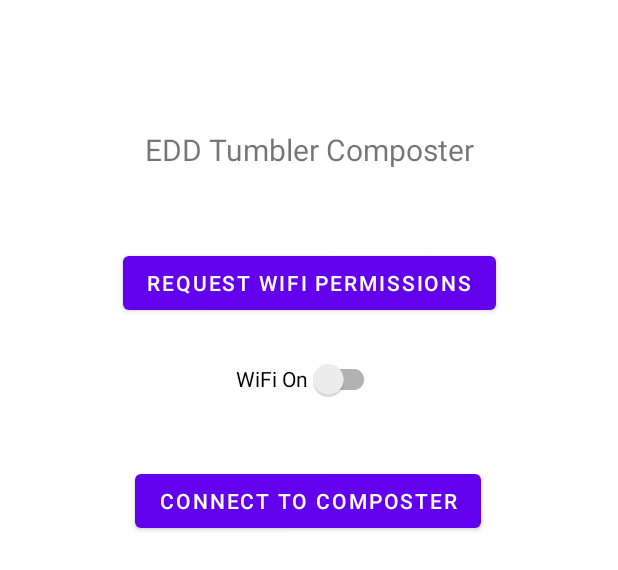
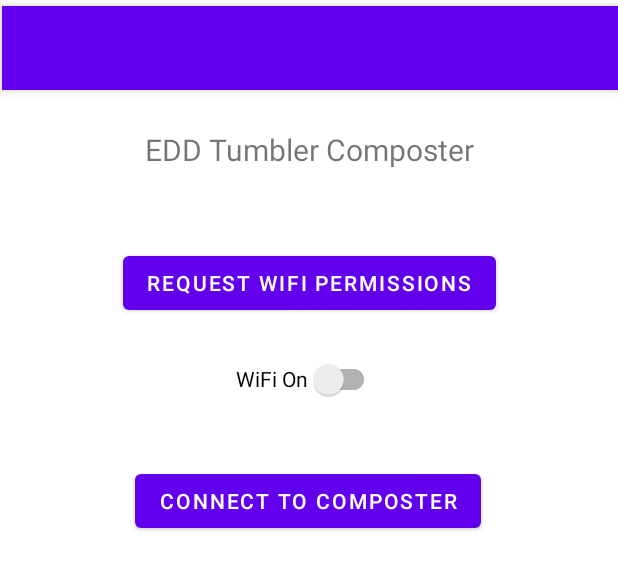
Before and after one commit to hransom528/EDDTumblerComposter, an Android app: the layout activity_main.xml on its own in the app's theme, with its tools: preview values and no code run, on a phone screen of 412 x 824 dp. Shown: the top 570 px of the screen. Run offline under Robolectric (Android 15) with nearby library versions, the phone set to English and light mode, and no system bars; network calls fail.

Commit message:
Updated WiFi/TCP connection code and added toolbar

```diff
--- a/AndroidApp/app/build.gradle
+++ b/AndroidApp/app/build.gradle
@@ -40,6 +40,7 @@ dependencies {
     implementation 'androidx.constraintlayout:constraintlayout:2.1.3'
     implementation("org.jetbrains.kotlin:kotlin-reflect:1.6.20")
     implementation("org.jetbrains.kotlinx:kotlinx-coroutines-android:1.3.9")
+    implementation('androidx.legacy:legacy-support-core-utils:1.0.0')
     testImplementation 'junit:junit:4.13.2'
     androidTestImplementation 'androidx.test.ext:junit:1.1.3'
     androidTestImplementation 'androidx.test.espresso:espresso-core:3.4.0'
--- a/AndroidApp/app/src/main/res/layout/activity_main.xml
+++ b/AndroidApp/app/src/main/res/layout/activity_main.xml
@@ -54,4 +54,19 @@
         app:layout_constraintTop_toTopOf="parent"
         app:layout_constraintVertical_bias="0.212" />
 
+    <androidx.appcompat.widget.Toolbar
+        android:id="@+id/toolbar"
+        android:layout_width="match_parent"
+        android:layout_height="wrap_content"
+        android:layout_marginStart="1dp"
+        android:layout_marginTop="4dp"
+        android:background="?attr/colorPrimary"
+        android:elevation="4dp"
+        android:minHeight="?attr/actionBarSize"
+        android:theme="?attr/actionBarTheme"
+        app:layout_constraintEnd_toEndOf="parent"
+        app:layout_constraintStart_toStartOf="parent"
+        app:layout_constraintTop_toTopOf="parent"
+        app:popupTheme="@style/ThemeOverlay.AppCompat.Dark" />
+
 </androidx.constraintlayout.widget.ConstraintLayout>
--- a/AndroidApp/gradle.properties
+++ b/AndroidApp/gradle.properties
@@ -21,3 +21,4 @@ kotlin.code.style=official
 # resources declared in the library itself and none from the library's dependencies,
 # thereby reducing the size of the R class for that library
 android.nonTransitiveRClass=true
+android.enableJetifier=true
```
Also changed, not shown: AndroidApp/app/src/main/java/com/commanderhr1/eddtumblercomposter/MainActivity.kt (+23 -16 lines).
